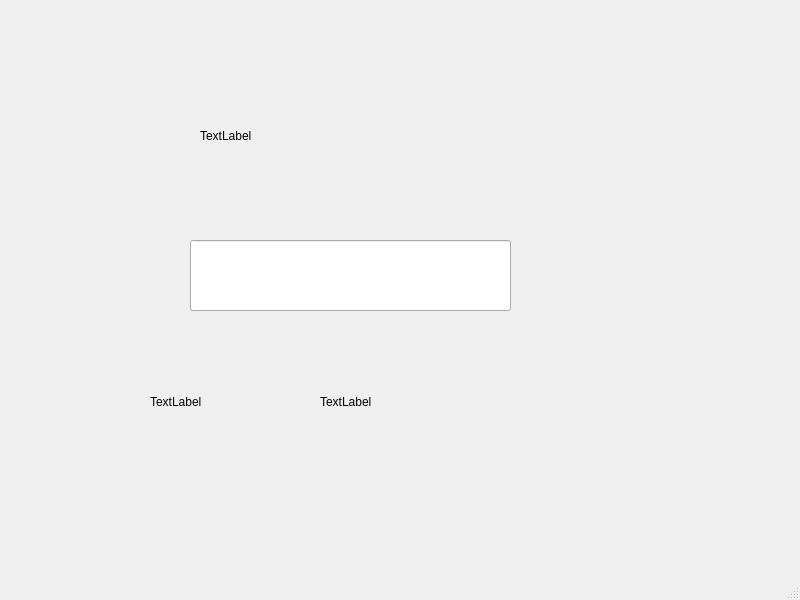
This is 96-DropFile/mainwindow.ui in iguoya/LInux as Qt 5 draws it before an edit. The edited form follows.
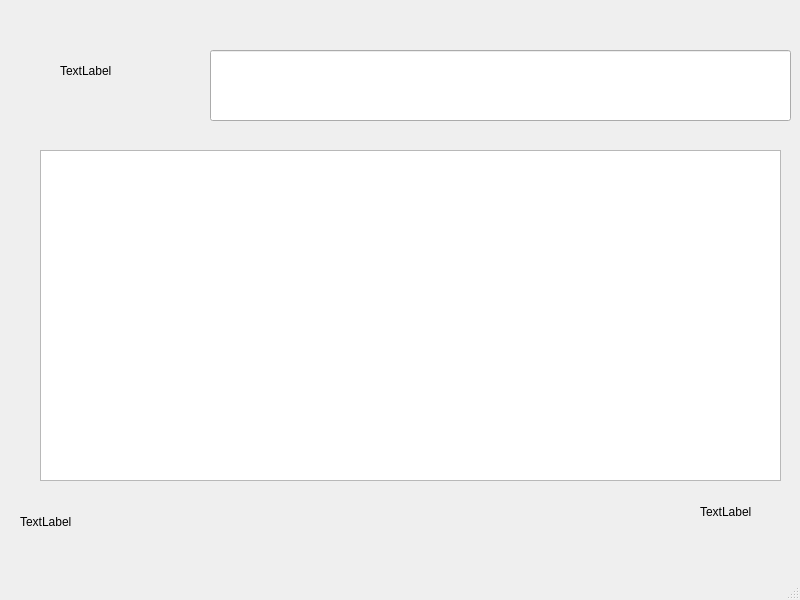
This is the edited form.

Commit message: 鼠标拖拽事件

Diff of the .ui file:
```diff
--- a/96-DropFile/mainwindow.ui
+++ b/96-DropFile/mainwindow.ui
@@ -17,10 +17,10 @@
    <widget class="QLabel" name="label">
     <property name="geometry">
      <rect>
-      <x>200</x>
-      <y>100</y>
-      <width>291</width>
-      <height>71</height>
+      <x>60</x>
+      <y>50</y>
+      <width>131</width>
+      <height>41</height>
      </rect>
     </property>
     <property name="text">
@@ -30,9 +30,9 @@
    <widget class="QLineEdit" name="lineEdit">
     <property name="geometry">
      <rect>
-      <x>190</x>
-      <y>240</y>
-      <width>321</width>
+      <x>210</x>
+      <y>50</y>
+      <width>581</width>
       <height>71</height>
      </rect>
     </property>
@@ -40,8 +40,8 @@
    <widget class="QLabel" name="statusLabel">
     <property name="geometry">
      <rect>
-      <x>150</x>
-      <y>390</y>
+      <x>20</x>
+      <y>510</y>
       <width>76</width>
       <height>24</height>
      </rect>
@@ -53,8 +53,8 @@
    <widget class="QLabel" name="mousePosLabel">
     <property name="geometry">
      <rect>
-      <x>320</x>
-      <y>390</y>
+      <x>700</x>
+      <y>500</y>
       <width>76</width>
       <height>24</height>
      </rect>
@@ -63,6 +63,16 @@
      <string>TextLabel</string>
     </property>
    </widget>
+   <widget class="QTextEdit" name="textEdit">
+    <property name="geometry">
+     <rect>
+      <x>40</x>
+      <y>150</y>
+      <width>741</width>
+      <height>331</height>
+     </rect>
+    </property>
+   </widget>
   </widget>
   <widget class="QMenuBar" name="menubar">
    <property name="geometry">
```
The commit also changes 2 other files.
